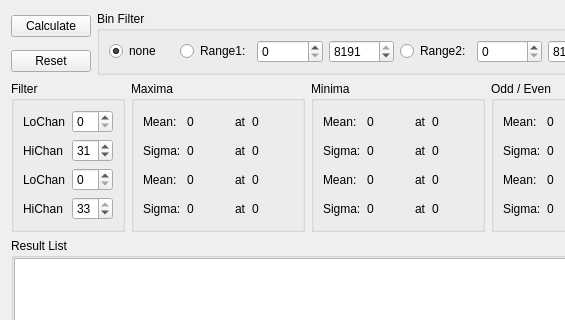
flueke/mvme, file src/mesytec_diagnostics.ui: the form before one commit; both pictures show x 0 to 565 and y 0 to 320 of the 856 by 616 pixel window.
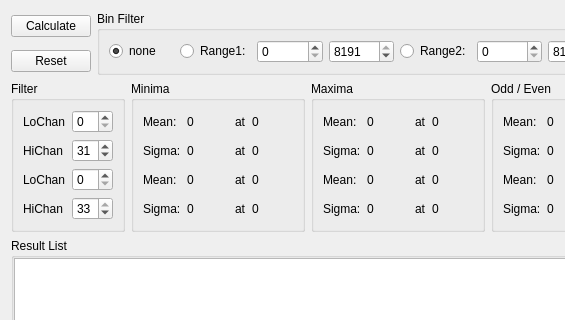
The form after the commit. Icons and pictures are not drawn.

Commit message: mesytec diagnostics ui: show minima left of maxima

The edit to the form file:
```diff
--- a/src/mesytec_diagnostics.ui
+++ b/src/mesytec_diagnostics.ui
@@ -545,127 +545,6 @@
        </layout>
       </widget>
      </item>
-     <item>
-      <widget class="QGroupBox" name="groupBox_11">
-       <property name="title">
-        <string>Maxima</string>
-       </property>
-       <layout class="QGridLayout" name="gridLayout_3" columnstretch="0,1,0,1">
-        <item row="0" column="0">
-         <widget class="QLabel" name="label_20">
-          <property name="text">
-           <string>Mean:</string>
-          </property>
-         </widget>
-        </item>
-        <item row="0" column="1">
-         <widget class="QLabel" name="meanmax">
-          <property name="text">
-           <string>0</string>
-          </property>
-         </widget>
-        </item>
-        <item row="0" column="2">
-         <widget class="QLabel" name="meanmax_3">
-          <property name="text">
-           <string>at</string>
-          </property>
-         </widget>
-        </item>
-        <item row="0" column="3">
-         <widget class="QLabel" name="meanmaxchan">
-          <property name="text">
-           <string>0</string>
-          </property>
-         </widget>
-        </item>
-        <item row="1" column="0">
-         <widget class="QLabel" name="label_21">
-          <property name="text">
-           <string>Sigma:</string>
-          </property>
-         </widget>
-        </item>
-        <item row="1" column="1">
-         <widget class="QLabel" name="sigmax">
-          <property name="text">
-           <string>0</string>
-          </property>
-         </widget>
-        </item>
-        <item row="1" column="2">
-         <widget class="QLabel" name="meanmax_5">
-          <property name="text">
-           <string>at</string>
-          </property>
-         </widget>
-        </item>
-        <item row="1" column="3">
-         <widget class="QLabel" name="sigmaxchan">
-          <property name="text">
-           <string>0</string>
-          </property>
-         </widget>
-        </item>
-        <item row="2" column="0">
-         <widget class="QLabel" name="label_28">
-          <property name="text">
-           <string>Mean:</string>
-          </property>
-         </widget>
-        </item>
-        <item row="2" column="1">
-         <widget class="QLabel" name="meanmax_filt">
-          <property name="text">
-           <string>0</string>
-          </property>
-         </widget>
-        </item>
-        <item row="2" column="2">
-         <widget class="QLabel" name="meanmax_7">
-          <property name="text">
-           <string>at</string>
-          </property>
-         </widget>
-        </item>
-        <item row="2" column="3">
-         <widget class="QLabel" name="meanmaxchan_filt">
-          <property name="text">
-           <string>0</string>
-          </property>
-         </widget>
-        </item>
-        <item row="3" column="0">
-         <widget class="QLabel" name="label_29">
-          <property name="text">
-           <string>Sigma:</string>
-          </property>
-         </widget>
-        </item>
-        <item row="3" column="1">
-         <widget class="QLabel" name="sigmax_filt">
-          <property name="text">
-           <string>0</string>
-          </property>
-         </widget>
-        </item>
-        <item row="3" column="2">
-         <widget class="QLabel" name="meanmax_8">
-          <property name="text">
-           <string>at</string>
-          </property>
-         </widget>
-        </item>
-        <item row="3" column="3">
-         <widget class="QLabel" name="sigmaxchan_filt">
-          <property name="text">
-           <string>0</string>
-          </property>
-         </widget>
-        </item>
-       </layout>
-      </widget>
-     </item>
      <item>
       <widget class="QGroupBox" name="groupBox_12">
        <property name="title">
@@ -787,6 +666,127 @@
        </layout>
       </widget>
      </item>
+     <item>
+      <widget class="QGroupBox" name="groupBox_11">
+       <property name="title">
+        <string>Maxima</string>
+       </property>
+       <layout class="QGridLayout" name="gridLayout_3" columnstretch="0,1,0,1">
+        <item row="0" column="0">
+         <widget class="QLabel" name="label_20">
+          <property name="text">
+           <string>Mean:</string>
+          </property>
+         </widget>
+        </item>
+        <item row="0" column="1">
+         <widget class="QLabel" name="meanmax">
+          <property name="text">
+           <string>0</string>
+          </property>
+         </widget>
+        </item>
+        <item row="0" column="2">
+         <widget class="QLabel" name="meanmax_3">
+          <property name="text">
+           <string>at</string>
+          </property>
+         </widget>
+        </item>
+        <item row="0" column="3">
+         <widget class="QLabel" name="meanmaxchan">
+          <property name="text">
+           <string>0</string>
+          </property>
+         </widget>
+        </item>
+        <item row="1" column="0">
+         <widget class="QLabel" name="label_21">
+          <property name="text">
+           <string>Sigma:</string>
+          </property>
+         </widget>
+        </item>
+        <item row="1" column="1">
+         <widget class="QLabel" name="sigmax">
+          <property name="text">
+           <string>0</string>
+          </property>
+         </widget>
+        </item>
+        <item row="1" column="2">
+         <widget class="QLabel" name="meanmax_5">
+          <property name="text">
+           <string>at</string>
+          </property>
+         </widget>
+        </item>
+        <item row="1" column="3">
+         <widget class="QLabel" name="sigmaxchan">
+          <property name="text">
+           <string>0</string>
+          </property>
+         </widget>
+        </item>
+        <item row="2" column="0">
+         <widget class="QLabel" name="label_28">
+          <property name="text">
+           <string>Mean:</string>
+          </property>
+         </widget>
+        </item>
+        <item row="2" column="1">
+         <widget class="QLabel" name="meanmax_filt">
+          <property name="text">
+           <string>0</string>
+          </property>
+         </widget>
+        </item>
+        <item row="2" column="2">
+         <widget class="QLabel" name="meanmax_7">
+          <property name="text">
+           <string>at</string>
+          </property>
+         </widget>
+        </item>
+        <item row="2" column="3">
+         <widget class="QLabel" name="meanmaxchan_filt">
+          <property name="text">
+           <string>0</string>
+          </property>
+         </widget>
+        </item>
+        <item row="3" column="0">
+         <widget class="QLabel" name="label_29">
+          <property name="text">
+           <string>Sigma:</string>
+          </property>
+         </widget>
+        </item>
+        <item row="3" column="1">
+         <widget class="QLabel" name="sigmax_filt">
+          <property name="text">
+           <string>0</string>
+          </property>
+         </widget>
+        </item>
+        <item row="3" column="2">
+         <widget class="QLabel" name="meanmax_8">
+          <property name="text">
+           <string>at</string>
+          </property>
+         </widget>
+        </item>
+        <item row="3" column="3">
+         <widget class="QLabel" name="sigmaxchan_filt">
+          <property name="text">
+           <string>0</string>
+          </property>
+         </widget>
+        </item>
+       </layout>
+      </widget>
+     </item>
      <item>
       <widget class="QGroupBox" name="groupBox_13">
        <property name="title">
```
Left out of the diff: 2 changed lines with no effect on the pictures.
